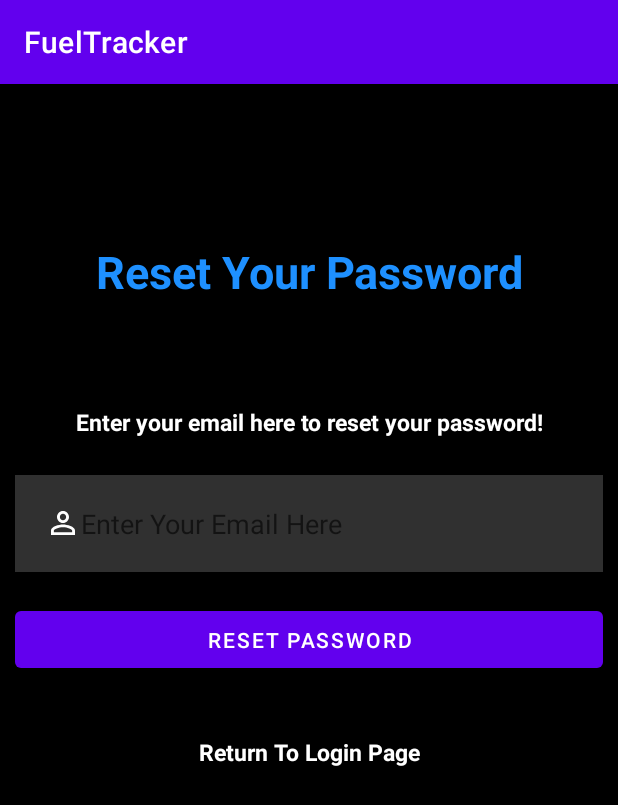
After one commit to alan-phillips/cs4084-mobile-app, an Android app: the ForgotPassword screen opened directly, with no data from a screen before it, on a phone screen of 412 x 824 dp. The commit adds this screen. Shown: the top 805 px of the screen. Run offline under Robolectric (Android 15) with nearby library versions, the phone set to English and light mode, and no system bars; our stand-ins replace Firebase (no records; nobody signed in at launch, a user with empty details on screens opened directly).

Commit message:
Forgot Password

```diff
--- a/FuelTracker/app/src/main/AndroidManifest.xml
+++ b/FuelTracker/app/src/main/AndroidManifest.xml
@@ -9,6 +9,9 @@
         android:roundIcon="@mipmap/ic_launcher_round"
         android:supportsRtl="true"
         android:theme="@style/Theme.FuelTracker">
+        <activity
+            android:name=".ForgotPassword"
+            android:exported="false" />
         <activity
             android:name=".home"
             android:exported="false" />
--- /dev/null
+++ b/FuelTracker/app/src/main/java/com/example/fueltracker/ForgotPassword.java
@@ -0,0 +1,76 @@
+package com.example.fueltracker;
+
+import androidx.annotation.NonNull;
+import androidx.appcompat.app.AppCompatActivity;
+
+import android.content.Intent;
+import android.os.Bundle;
+import android.util.Patterns;
+import android.view.View;
+import android.widget.Button;
+import android.widget.EditText;
+import android.widget.TextView;
+import android.widget.Toast;
+
+import com.google.android.gms.tasks.OnCompleteListener;
+import com.google.android.gms.tasks.Task;
+import com.google.firebase.auth.FirebaseAuth;
+
+public class ForgotPassword extends AppCompatActivity {
+
+    private EditText emailText;
+    private Button ResetPwd;
+    private TextView ReturnHome;
+
+    private FirebaseAuth auth;
+
+    @Override
+    protected void onCreate(Bundle savedInstanceState) {
+        super.onCreate(savedInstanceState);
+        setContentView(R.layout.activity_forgot_password);
+        emailText = (EditText) findViewById(R.id.editTextTextEmailAddress);
+        ResetPwd = (Button) findViewById(R.id.ResetButton);
+        ReturnHome = (TextView) findViewById(R.id.BackText);
+
+        auth = FirebaseAuth.getInstance();
+
+        ResetPwd.setOnClickListener(new View.OnClickListener() {
+            @Override
+            public void onClick(View view) {
+                resetPassword();
+            }
+        });
+        ReturnHome.setOnClickListener(new View.OnClickListener() {
+            @Override
+            public void onClick(View view) {
+                startActivity(new Intent(ForgotPassword.this,MainActivity.class));
+            }
+        });
+
+    }
+
+    private void resetPassword(){
+        String email = emailText.getText().toString().trim();
+        if (email.isEmpty()){
+            emailText.setError("Enter your email here.");
+            emailText.requestFocus();
+            return;
+        }
+        if(!Patterns.EMAIL_ADDRESS.matcher(email).matches()){
+            emailText.setError("Enter a valid email.");
+            emailText.requestFocus();
+        }
+        auth.sendPasswordResetEmail(email).addOnCompleteListener(new OnCompleteListener<Void>() {
+            @Override
+            public void onComplete(@NonNull Task<Void> task) {
+                if (task.isSuccessful()){
+                    Toast.makeText(ForgotPassword.this, "Check your email", Toast.LENGTH_LONG).show();
+                    startActivity(new Intent(ForgotPassword.this,MainActivity.class));
+                }
+                else{
+                    Toast.makeText(ForgotPassword.this,"Something went wrong, Please try again", Toast.LENGTH_LONG).show();
+                }
+            }
+        });
+    }
+}
--- a/FuelTracker/app/src/main/java/com/example/fueltracker/MainActivity.java
+++ b/FuelTracker/app/src/main/java/com/example/fueltracker/MainActivity.java
@@ -21,6 +21,7 @@ public class MainActivity extends AppCompatActivity {
     private Button loginBtn;
     private TextView toRegister;
     private FirebaseAuth auth;
+    private TextView forgotPassNow;
 
 
     @Override
@@ -32,6 +33,7 @@ public class MainActivity extends AppCompatActivity {
         email = findViewById(R.id.email);
         password = findViewById(R.id.password);
         loginBtn = findViewById(R.id.loginbtn);
+        forgotPassNow = findViewById(R.id.forgotpassbtn);
         toRegister = findViewById(R.id.to_register);
 
         auth = FirebaseAuth.getInstance();
@@ -57,7 +59,9 @@ public class MainActivity extends AppCompatActivity {
                 });
             }
         });
-
+        forgotPassNow.setOnClickListener(view -> {
+            startActivity(new Intent(MainActivity.this, ForgotPassword.class));
+        });
         toRegister.setOnClickListener(new View.OnClickListener() {
             @Override
             public void onClick(View view) {
--- /dev/null
+++ b/FuelTracker/app/src/main/res/layout/activity_forgot_password.xml
@@ -0,0 +1,86 @@
+<?xml version="1.0" encoding="utf-8"?>
+<RelativeLayout
+    xmlns:android="http://schemas.android.com/apk/res/android"
+    xmlns:app="http://schemas.android.com/apk/res-auto"
+    xmlns:tools="http://schemas.android.com/tools"
+    android:layout_width="match_parent"
+    android:layout_height="match_parent"
+    android:background="@color/black"
+    tools:context=".ForgotPassword">
+
+
+    <TextView
+        android:id="@+id/ResetPassword"
+        android:layout_width="322dp"
+        android:layout_height="100dp"
+        android:layout_marginStart="50sp"
+        android:layout_marginTop="75sp"
+        android:layout_marginEnd="50sp"
+        android:layout_marginBottom="20sp"
+        android:gravity="center"
+        android:text="Reset Your Password"
+        android:textColor="#1E90FF"
+        android:textSize="30sp"
+        android:textStyle="bold"/>
+
+    <EditText
+        android:id="@+id/editTextTextEmailAddress"
+        android:layout_width="wrap_content"
+        android:layout_height="wrap_content"
+        android:layout_below="@id/EnterEmailText"
+        android:layout_marginStart="10sp"
+        android:layout_marginTop="10sp"
+        android:layout_marginEnd="10sp"
+        android:layout_marginBottom="10sp"
+        android:background="#30ffffff"
+        android:drawableLeft="@drawable/ic_baseline_person_outline_24"
+        android:ems="20"
+        android:gravity="left"
+        android:hint="Enter Your Email Here"
+        android:inputType="textEmailAddress"
+        android:padding="20dp"
+        android:textColor="@color/white" />
+
+    <Button
+        android:id="@+id/ResetButton"
+        android:layout_width="401dp"
+        android:layout_height="50dp"
+        android:layout_below="@id/editTextTextEmailAddress"
+        android:layout_marginStart="10sp"
+        android:layout_marginTop="10sp"
+        android:layout_marginEnd="10sp"
+        android:ems="20"
+        android:gravity="center"
+        android:text="Reset Password"
+        android:textColor="@color/white" />
+
+    <TextView
+        android:id="@+id/EnterEmailText"
+        android:layout_width="400dp"
+        android:layout_height="50dp"
+        android:layout_below="@id/ResetPassword"
+        android:layout_marginStart="10sp"
+        android:layout_marginTop="5sp"
+        android:layout_marginEnd="10sp"
+        android:gravity="center"
+        android:text="Enter your email here to reset your password!"
+        android:textColor="@color/white"
+        android:textSize="15sp"
+        android:textStyle="bold" />
+
+    <TextView
+        android:id="@+id/BackText"
+        android:layout_width="400dp"
+        android:layout_height="50dp"
+        android:layout_below="@id/ResetButton"
+        android:layout_marginStart="10sp"
+        android:layout_marginTop="25sp"
+        android:layout_marginEnd="10sp"
+        android:gravity="center"
+        android:text="Return To Login Page"
+        android:textColor="@color/white"
+        android:textSize="15sp"
+        android:textStyle="bold" />
+
+
+</RelativeLayout>
--- a/FuelTracker/app/src/main/res/layout/activity_main.xml
+++ b/FuelTracker/app/src/main/res/layout/activity_main.xml
@@ -82,7 +82,7 @@
         android:clickable="true" />
 
     <TextView
-        android:id="@+id/forgotpassbtn2"
+        android:id="@+id/forgotpassbtn"
         android:layout_width="wrap_content"
         android:layout_height="wrap_content"
         android:layout_below="@+id/loginbtn"
```
